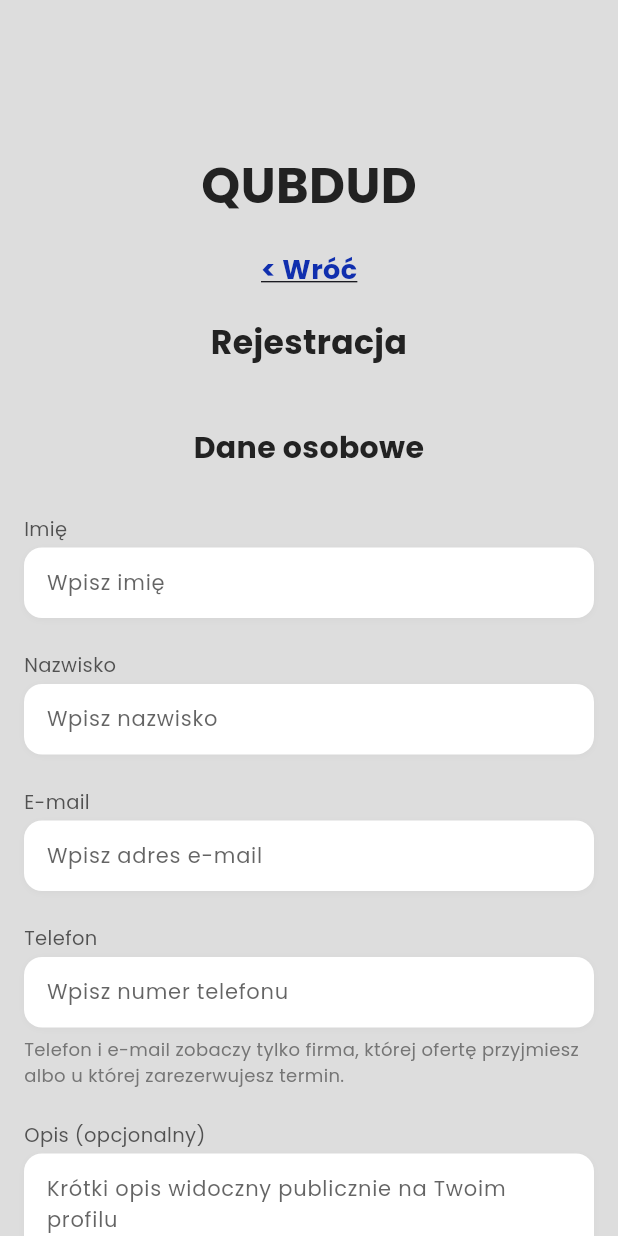
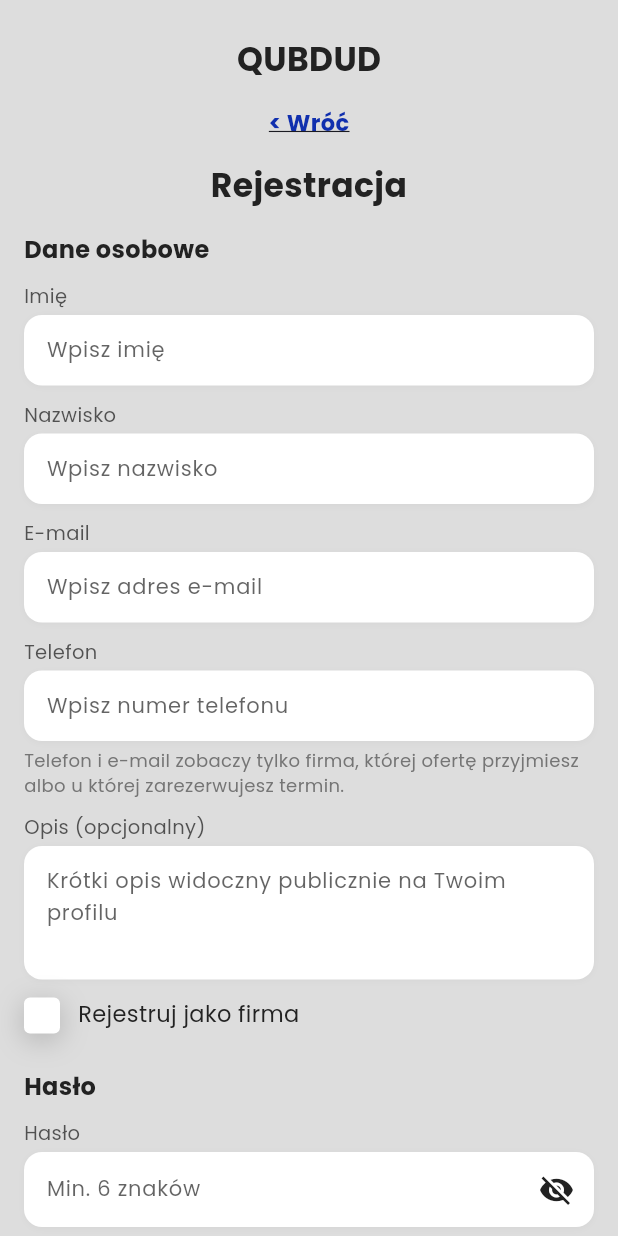
Before and after one commit to qubdud/qubdud, a Flutter app: the screen it shows after launch, after a tap on "Przeglądaj", after a tap on "Zaloguj się", after a tap on "Zarejestruj się", on a phone screen of 412 x 824 dp. Run offline on Flutter 3.47's test engine with Material 3 defaults, Android fonts, the phone set to English and light mode, and no system bars; our stand-ins replace app_links, bloc, cached_network_image, cloud_firestore, cloud_functions, connectivity_plus and 17 more; missing offline and left inert: firebase_app_check, nominatim_flutter, video_thumbnail; accounts and stored records are empty; network calls fail.

Commit message:
UI logowania i bramek: odstępy ze skali, logo i nagłówki sekcji mniejsze, linki i opisy 14-15
Logowanie, rejestracja, reset hasła i ekrany potwierdzeń: odstęp nad logo = wcięcie systemowe + 24, logo 33 -> 22, odstępy między polami 24 -> 12, między sekcjami 32/40 -> 24, bez podwójnego odstępu pod WLabel, link Wróć i Zarejestruj się 18 -> 15, opisy 16 -> 14, błędy pod polami 12. Rejestracja: tytuły sekcji 20 -> 16 bez dodatkowych 16 px, przycisk wyśrodkowany jak na pozostałych ekranach, zaokrąglenie mapy kRadius. Dolny margines przewijania uwzględnia pasek nawigacji systemu. Bramka anonimowa i arkusz logowania: margines 16, arkusz zaokrąglony 16, odstępy 40 -> 24. Ekran aktualizacji: tytuł 18, margines 16.

```diff
--- a/lib/feature_layer/auth_screen/pages/login/view/login_page.dart
+++ b/lib/feature_layer/auth_screen/pages/login/view/login_page.dart
@@ -163,30 +163,28 @@ class _LoginPageState extends State<LoginPage> {
     return SingleChildScrollView(
       child: Column(
         children: [
-          SizedBox(height: topPadding > 1 ? topPadding : 64),
-          const SizedBox(height: 20),
+          SizedBox(height: topPadding + kGapXl),
           const Text('QUBDUD',
-              style: TextStyle(fontSize: 33, fontWeight: FontWeight.bold)),
-          const SizedBox(height: 20),
+              style: TextStyle(fontSize: 22, fontWeight: FontWeight.bold)),
+          const SizedBox(height: kGapL),
           WButton(text: 'Przeglądaj', onPressed: _browseAnonymously),
-          const SizedBox(height: 32),
+          const SizedBox(height: kGapXl),
           Padding(
-            padding: const EdgeInsets.symmetric(horizontal: 16),
+            padding: const EdgeInsets.symmetric(horizontal: kGapL),
             child: Column(
               crossAxisAlignment: CrossAxisAlignment.start,
               children: [
                 Center(child: WLabel(text: 'Logowanie')),
-                const SizedBox(height: 16),
 
                 // konta testowe w debug i w buildzie dla testerów (--dart-define=DEMO_LOGIN=true);
                 // w buildzie do sklepu kod i dane kont są wycinane (obie wartości to stałe)
                 if (kDebugMode || kDemoLogin) ...[
                   Container(
                     padding: const EdgeInsets.symmetric(
-                        horizontal: 12, vertical: 4),
+                        horizontal: kGapM, vertical: kGapXs),
                     decoration: BoxDecoration(
                       color: Colors.white,
-                      borderRadius: BorderRadius.circular(8),
+                      borderRadius: BorderRadius.circular(kRadius),
                       border: Border.all(color: Colors.orange, width: 2),
                     ),
                     child: DropdownButtonHideUnderline(
@@ -194,12 +192,12 @@ class _LoginPageState extends State<LoginPage> {
                         isExpanded: true,
                         value: _selectedDemo,
                         hint: const Text('⚡ Wybierz konto testowe',
-                            style: TextStyle(fontSize: 15)),
+                            style: TextStyle(fontSize: 14)),
                         items: demoAccounts
                             .map((a) => DropdownMenuItem(
                                   value: a,
                                   child: Text(a.label,
-                                      style: const TextStyle(fontSize: 15),
+                                      style: const TextStyle(fontSize: 14),
                                       overflow: TextOverflow.ellipsis),
                                 ))
                             .toList(),
@@ -217,7 +215,7 @@ class _LoginPageState extends State<LoginPage> {
                       ),
                     ),
                   ),
-                  const SizedBox(height: 16),
+                  const SizedBox(height: kGapM),
                 ],
 
                 WInputField(
@@ -228,7 +226,7 @@ class _LoginPageState extends State<LoginPage> {
                   hintText: 'Wpisz adres e-mail',
                 //  keyboardType: TextInputType.emailAddress,
                 ),
-                const SizedBox(height: 24),
+                const SizedBox(height: kGapM),
                 WInputField(
                   controller: _password,
                   label: 'Hasło',
@@ -239,7 +237,7 @@ class _LoginPageState extends State<LoginPage> {
                   onTogglePasswordVisibility: () =>
                       setState(() => _obscurePassword = !_obscurePassword),
                 ),
-                const SizedBox(height: 16),
+                const SizedBox(height: kGapM),
                 Row(
                   children: [
                     WCheckbox(
@@ -248,14 +246,14 @@ class _LoginPageState extends State<LoginPage> {
                       onChanged: (val) =>
                           setState(() => _rememberMe = val ?? false),
                     ),
-                    const SizedBox(width: 12),
-                    const Text('Zapamiętaj mnie', style: TextStyle(fontSize: 15)),
+                    const SizedBox(width: kGapM),
+                    const Text('Zapamiętaj mnie', style: TextStyle(fontSize: 14)),
                   ],
                 ),
-                const SizedBox(height: 16),
+                const SizedBox(height: kGapM),
                 if (_generalError != null)
                   Padding(
-                    padding: const EdgeInsets.only(bottom: 12),
+                    padding: const EdgeInsets.only(bottom: kGapM),
                     child: Text(_generalError!,
                         style: const TextStyle(color: Colors.red, fontSize: 14)),
                   ),
@@ -273,14 +271,14 @@ class _LoginPageState extends State<LoginPage> {
                         )),
                   ),
                 ),
-                const SizedBox(height: 24),
+                const SizedBox(height: kGapXl),
                 Center(child: WButton(text: 'Zaloguj się', onPressed: _login)),
-                const SizedBox(height: 32),
+                const SizedBox(height: kGapXl),
                 const Center(
                   child: Text('Nie masz konta?',
                       style: TextStyle(color: cDarkBrown)),
                 ),
-                const SizedBox(height: 12),
+                const SizedBox(height: kGapS),
                 Center(
                   child: GestureDetector(
                     onTap: () => context
@@ -289,7 +287,7 @@ class _LoginPageState extends State<LoginPage> {
                     child: const Text('Zarejestruj się',
                         style: TextStyle(
                           color: cDarkBlue,
-                          fontSize: 18,
+                          fontSize: 15,
                           fontWeight: FontWeight.w700,
                         )),
                   ),
@@ -297,7 +295,7 @@ class _LoginPageState extends State<LoginPage> {
               ],
             ),
           ),
-          const SizedBox(height: 60),
+          SizedBox(height: MediaQuery.of(context).padding.bottom + kGapXl),
         ],
       ),
     );
--- a/lib/feature_layer/auth_screen/pages/register/view/register_page.dart
+++ b/lib/feature_layer/auth_screen/pages/register/view/register_page.dart
@@ -14,7 +14,6 @@ import '../../../../../shared/widgets/w_checkbox.dart';
 import '../../../../../shared/widgets/w_dropdown.dart';
 import '../../../../../shared/widgets/w_input_field.dart';
 import '../../../../../shared/widgets/w_label.dart';
-import '../../../../../shared/widgets/w_small_label.dart';
 import '../../../../../shared/widgets/loading.dart';
 import '../../../../main_screen/pages/dodaj/view/dodaj_page.dart';
 import '../../../bloc/auth_bloc.dart';
@@ -70,6 +69,8 @@ class _RegisterPageState extends State<RegisterPage> {
   Timer? _debounce;
 
   final Map<String, List<String>> _categoryToSector = categories;
+
+  static const _sectionStyle = TextStyle(fontSize: 16, fontWeight: FontWeight.w700);
 
   @override
   void dispose() {
@@ -221,59 +222,57 @@ class _RegisterPageState extends State<RegisterPage> {
         : <String>[];
 
     return SingleChildScrollView(
-      padding: const EdgeInsets.all(16),
+      padding: const EdgeInsets.symmetric(horizontal: kGapL),
       child: Column(
         crossAxisAlignment: CrossAxisAlignment.start,
         children: [
-          SizedBox(height: topPadding > 1 ? topPadding : 64),
-          const SizedBox(height: 20),
-          Center(
+          SizedBox(height: topPadding + kGapXl),
+          const Center(
             child: Text('QUBDUD',
-                style: const TextStyle(fontSize: 33, fontWeight: FontWeight.bold)),
+                style: TextStyle(fontSize: 22, fontWeight: FontWeight.bold)),
           ),
-          const SizedBox(height: 20),
+          const SizedBox(height: kGapL),
           Center(
             child: GestureDetector(
               onTap: () => context.read<AuthBloc>().add(AuthGoToLoginPageEvent()),
               child: const Text('< Wróć',
                   style: TextStyle(
                     color: cDarkerBlue,
-                    fontSize: 18,
+                    fontSize: 15,
                     fontWeight: FontWeight.w700,
                     decoration: TextDecoration.underline,
                   )),
             ),
           ),
-          const SizedBox(height: 20),
+          const SizedBox(height: kGapL),
           Center(child: WLabel(text: 'Rejestracja')),
 
           // ──── DANE OSOBOWE ────────────────────────────────────
-          const SizedBox(height: 24),
-          WSmallLabel(text: 'Dane osobowe'),
-          const SizedBox(height: 16),
+          const Text('Dane osobowe', style: _sectionStyle),
+          const SizedBox(height: kGapM),
           WInputField(controller: _name, label: 'Imię', errorText: _nameError,
               isPassword: false, hintText: 'Wpisz imię'),
-          const SizedBox(height: 24),
+          const SizedBox(height: kGapM),
           WInputField(controller: _surname, label: 'Nazwisko', errorText: _surnameError,
               isPassword: false, hintText: 'Wpisz nazwisko'),
-          const SizedBox(height: 24),
+          const SizedBox(height: kGapM),
           WInputField(controller: _email, label: 'E-mail', errorText: _emailError,
               isPassword: false, hintText: 'Wpisz adres e-mail',
               ),
-          const SizedBox(height: 24),
+          const SizedBox(height: kGapM),
 
           // ──── TELEFON ─────────────────────────────────────────
           WInputField(controller: _phone, label: 'Telefon', errorText: _phoneError,
               isPassword: false, hintText: 'Wpisz numer telefonu',
              // keyboardType: TextInputType.phone
               ),
-          const SizedBox(height: 6),
+          const SizedBox(height: kGapXs),
           Text(_isCompany
                   ? 'Telefon firmy jest widoczny na jej profilu (możesz go ukryć w ustawieniach).'
                   : 'Telefon i e-mail zobaczy tylko firma, której ofertę przyjmiesz '
                       'albo u której zarezerwujesz termin.',
               style: TextStyle(fontSize: 12, color: Colors.grey[600])),
-          const SizedBox(height: 24),
+          const SizedBox(height: kGapM),
 
           // ──── OPIS PUBLICZNY ──────────────────────────────────
           WInputField(controller: _bio,
@@ -281,7 +280,7 @@ class _RegisterPageState extends State<RegisterPage> {
               isPassword: false,
               hintText: 'Krótki opis widoczny publicznie na Twoim profilu',
               maxLines: 3),
-          const SizedBox(height: 24),
+          const SizedBox(height: kGapM),
 
           // ──── CHECKBOX FIRMA ──────────────────────────────────
           Row(
@@ -292,17 +291,17 @@ class _RegisterPageState extends State<RegisterPage> {
                 value: _isCompany,
                 onChanged: (val) => setState(() => _isCompany = val ?? false),
               ),
-              const SizedBox(width: 16),
+              const SizedBox(width: kGapM),
               const Flexible(child: Text('Rejestruj jako firma',
-                  style: TextStyle(fontSize: 16))),
+                  style: TextStyle(fontSize: 15))),
             ],
           ),
 
           // ──── SEKCJA FIRMY ────────────────────────────────────
           if (_isCompany) ...[
-            const SizedBox(height: 32),
-            WSmallLabel(text: 'Dane firmy'),
-            const SizedBox(height: 16),
+            const SizedBox(height: kGapXl),
+            const Text('Dane firmy', style: _sectionStyle),
+            const SizedBox(height: kGapM),
             WInputField(controller: _nip, label: 'NIP', errorText: _nipError,
                 isPassword: false, hintText: 'Wpisz 10-cyfrowy NIP',
               //  keyboardType: TextInputType.number,
@@ -316,33 +315,33 @@ class _RegisterPageState extends State<RegisterPage> {
                     );
                   }
                 }),
-            const SizedBox(height: 24),
+            const SizedBox(height: kGapM),
             WInputField(controller: _companyName, label: 'Nazwa firmy',
                 errorText: _companyNameError,
                 isPassword: false, hintText: 'Pełna nazwa firmy'),
-            const SizedBox(height: 24),
+            const SizedBox(height: kGapM),
             WInputField(controller: _street, label: 'Ulica',
                 isPassword: false, hintText: 'Ulica (adres rejestrowy)'),
-            const SizedBox(height: 24),
+            const SizedBox(height: kGapM),
             Row(children: [
               Expanded(child: WInputField(controller: _buildingNr,
                   label: 'Nr budynku', isPassword: false, hintText: 'Nr')),
-              const SizedBox(width: 16),
+              const SizedBox(width: kGapM),
               Expanded(child: WInputField(controller: _flatNr,
                   label: 'Nr lokalu', isPassword: false, hintText: 'Nr (opcjonalnie)')),
             ]),
-            const SizedBox(height: 24),
+            const SizedBox(height: kGapM),
             WInputField(controller: _city, label: 'Miejscowość (adres)',
                 isPassword: false, hintText: 'Miejscowość'),
-            const SizedBox(height: 24),
+            const SizedBox(height: kGapM),
             WInputField(controller: _postCode, label: 'Kod pocztowy',
                 isPassword: false, hintText: '00-000',
              //   keyboardType: TextInputType.number
             ),
-            const SizedBox(height: 32),
+            const SizedBox(height: kGapXl),
 
-            WSmallLabel(text: 'Branża i lokalizacja działalności'),
-            const SizedBox(height: 16),
+            const Text('Branża i lokalizacja działalności', style: _sectionStyle),
+            const SizedBox(height: kGapM),
             WAnimatedDropdown(
               controller: _categoryCtrl,
               label: 'Wybierz kategorię',
@@ -355,7 +354,7 @@ class _RegisterPageState extends State<RegisterPage> {
                 _sectorCtrl.clear();
               }),
             ),
-            const SizedBox(height: 24),
+            const SizedBox(height: kGapM),
             WAnimatedDropdown(
               controller: _sectorCtrl,
               label: 'Wybierz branżę',
@@ -367,7 +366,7 @@ class _RegisterPageState extends State<RegisterPage> {
               onItemSelected: (val) =>
                   setState(() => _selectedSector = val.isEmpty ? null : val),
             ),
-            const SizedBox(height: 24),
+            const SizedBox(height: kGapM),
             WInputField(
               controller: _businessCity,
               label: 'Miejscowość działalności',
@@ -375,16 +374,16 @@ class _RegisterPageState extends State<RegisterPage> {
               hintText: 'Wpisz miejscowość (do mapy)',
               onChanged: _onCityChanged,
             ),
-            const SizedBox(height: 8),
+            const SizedBox(height: kGapS),
             const Text('lub zaznacz lokalizację na mapie:',
                 style: TextStyle(fontSize: 13)),
-            const SizedBox(height: 12),
+            const SizedBox(height: kGapS),
 
             SizedBox(
               height: 220,
               child: Stack(children: [
                 ClipRRect(
-                  borderRadius: BorderRadius.circular(12),
+                  borderRadius: BorderRadius.circular(kRadius),
                   child: FlutterMap(
                     mapController: _mapController,
                     options: MapOptions(
@@ -411,7 +410,7 @@ class _RegisterPageState extends State<RegisterPage> {
                     child: Container(
                       decoration: BoxDecoration(
                         color: Colors.black.withOpacity(0.3),
-                        borderRadius: BorderRadius.circular(12),
+                        borderRadius: BorderRadius.circular(kRadius),
                       ),
                       child: const Center(child: CircularProgressIndicator()),
                     ),
@@ -419,11 +418,11 @@ class _RegisterPageState extends State<RegisterPage> {
               ]),
             ),
             if (_locationError != null) ...[
-              const SizedBox(height: 6),
+              const SizedBox(height: kGapXs),
               Text(_locationError!,
-                  style: const TextStyle(color: cMidPink, fontSize: 14)),
+                  style: const TextStyle(color: cMidPink, fontSize: 12)),
             ],
-            const SizedBox(height: 6),
+            const SizedBox(height: kGapXs),
             Text(
               'Z tą lokalizacją będą powiązane Twoje filmy — po niej znajdą Cię użytkownicy w wyszukiwarce.',
               style: TextStyle(fontSize: 12, color: Colors.grey[600]),
@@ -431,9 +430,9 @@ class _RegisterPageState extends State<RegisterPage> {
           ],
 
           // ──── HASŁO ───────────────────────────────────────────
-          const SizedBox(height: 40),
-          WSmallLabel(text: 'Hasło'),
-          const SizedBox(height: 16),
+          const SizedBox(height: kGapXl),
+          const Text('Hasło', style: _sectionStyle),
+          const SizedBox(height: kGapM),
           WInputField(
             controller: _password,
             label: 'Hasło',
@@ -446,9 +445,9 @@ class _RegisterPageState extends State<RegisterPage> {
           ),
 
           // ──── ZGODY ───────────────────────────────────────────
-          const SizedBox(height: 40),
-          WSmallLabel(text: 'Zgody i oświadczenia'),
-          const SizedBox(height: 16),
+          const SizedBox(height: kGapXl),
+          const Text('Zgody i oświadczenia', style: _sectionStyle),
+          const SizedBox(height: kGapM),
           Row(
             crossAxisAlignment: CrossAxisAlignment.start,
             children: [
@@ -460,7 +459,7 @@ class _RegisterPageState extends State<RegisterPage> {
                   if (_acceptTerms) _termsError = null;
                 }),
               ),
-              const SizedBox(width: 16),
+              const SizedBox(width: kGapM),
               const Flexible(
                 child: Text(
                   'Akceptuję regulamin aplikacji i wyrażam zgodę na przetwarzanie moich danych osobowych '
@@ -472,14 +471,14 @@ class _RegisterPageState extends State<RegisterPage> {
             ],
           ),
           if (_termsError != null) ...[
-            const SizedBox(height: 6),
+            const SizedBox(height: kGapXs),
             Text(_termsError!,
-                style: const TextStyle(color: cMidPink, fontSize: 14)),
+                style: const TextStyle(color: cMidPink, fontSize: 12)),
           ],
 
-          const SizedBox(height: 32),
-          WButton(text: 'Zarejestruj się', onPressed: _register),
-          const SizedBox(height: 80),
+          const SizedBox(height: kGapXl),
+          Center(child: WButton(text: 'Zarejestruj się', onPressed: _register)),
+          SizedBox(height: MediaQuery.of(context).padding.bottom + kGapXl),
         ],
       ),
     );
```
Also changed, not shown: lib/feature_layer/auth_screen/pages/forgot_password/view/forgot_password_page.dart (+10 -12 lines), lib/feature_layer/auth_screen/pages/forgot_password_complete/forgot_password_complete.dart (+7 -9 lines), lib/feature_layer/auth_screen/pages/registration_complete/registration_complete.dart (+8 -10 lines), lib/shared/widgets/anonim_gate.dart (+13 -13 lines), lib/shared/widgets/update_gate.dart (+5 -5 lines).
